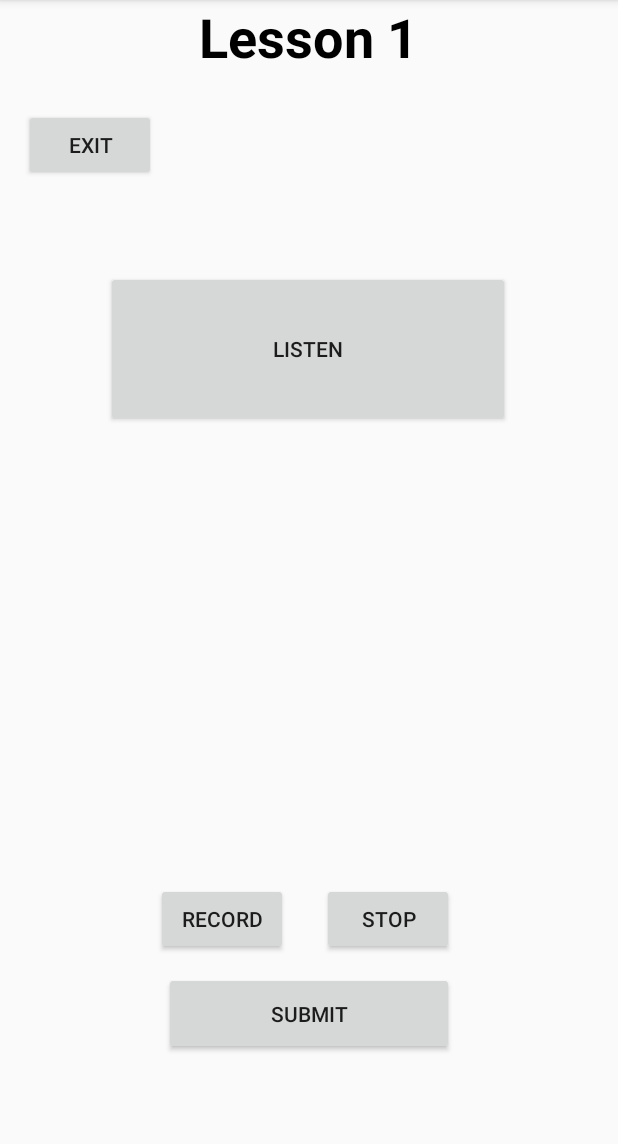
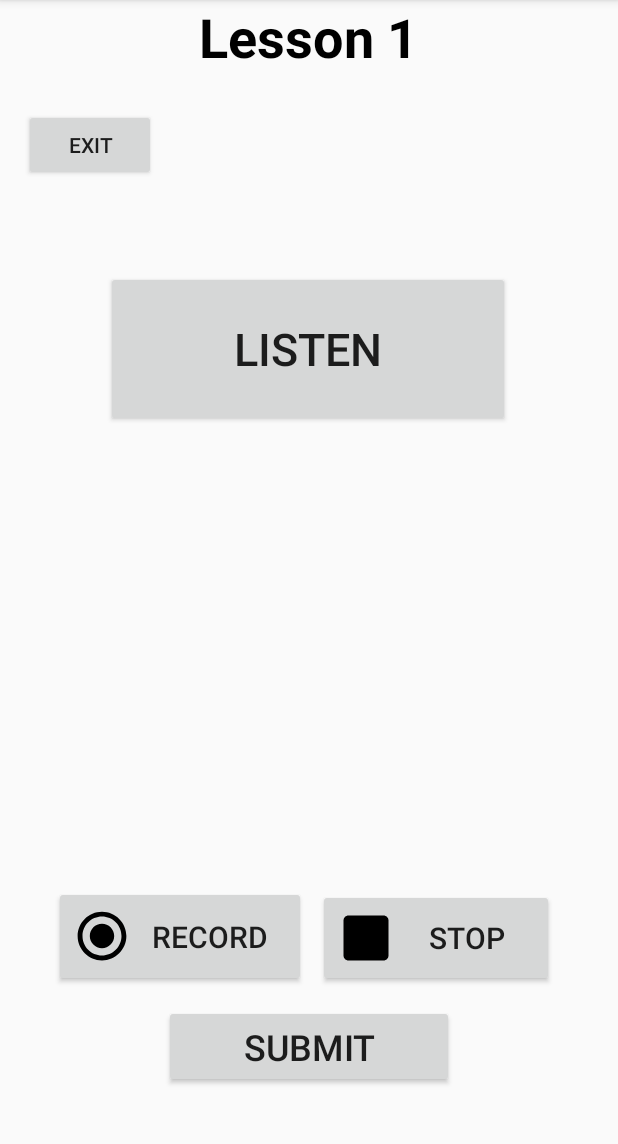
Before and after one commit to malcolmrjones/pronounce.it, an Android app: the LessonActivity screen opened directly, with no data from a screen before it, after a tap on "RECORD", on a phone screen of 412 x 824 dp, the part 84-1228 px from its top. Run offline under Robolectric (Android 15) with nearby library versions, the phone set to English and light mode, and no system bars.

Commit message:
Added android built in speech to text

```diff
--- a/app/src/main/java/pronounce/app/LessonActivity.java
+++ b/app/src/main/java/pronounce/app/LessonActivity.java
@@ -7,6 +7,7 @@ import android.media.MediaPlayer;
 import android.media.MediaRecorder;
 import android.os.Bundle;
 import android.os.Environment;
+import android.speech.RecognizerIntent;
 import android.view.*;
 import android.view.View.*;
 import android.widget.Button;
@@ -16,6 +17,8 @@ import org.w3c.dom.Text;
 
 import java.io.File;
 import java.io.IOException;
+import java.util.ArrayList;
+import java.util.Locale;
 
 import backend.Lesson;
 import backend.LessonListES;
@@ -25,11 +28,15 @@ public class LessonActivity extends AppCompatActivity {
     private LessonListES currentList;
     private Lesson currentLesson;
     private String currentSentence;
+    private String userInput;
 
     @Override
     protected void onCreate(Bundle savedInstanceState) {
         super.onCreate(savedInstanceState);
         setContentView(R.layout.activity_lesson);
+
+        userInput = "";
+
         TextView title = (TextView)findViewById(R.id.textView2);
         Button button_exit = (Button)findViewById(R.id.button_exit);
         Button button_listen = (Button)findViewById(R.id.button_listen);
@@ -46,44 +53,44 @@ public class LessonActivity extends AppCompatActivity {
         currentLesson.pickSentence();
         currentSentence = currentLesson.getSentence();
 
-        button_record.setOnClickListener(new OnClickListener() {
-            public void onClick(View v) {
-                System.out.println("Recording audio...");
-                final MediaRecorder recorder = new MediaRecorder();
-                recorder.setAudioSource(MediaRecorder.AudioSource.MIC);
-                recorder.setOutputFormat(MediaRecorder.OutputFormat.MPEG_4);
-                recorder.setAudioEncoder(MediaRecorder.AudioEncoder.AAC);
-                recorder.setAudioEncodingBitRate(128000);
-                recorder.setAudioSamplingRate(44100);
-                System.out.println(Environment.getExternalStorageDirectory().getAbsolutePath());
-                File yourFile = new File(Environment.getExternalStorageDirectory().getAbsolutePath() + "/aud.mp4");
-                try {
-                    yourFile.createNewFile();
-                    recorder.setOutputFile(yourFile.getAbsolutePath());
-                } catch (IOException e) {
-                    e.printStackTrace();
-                }
-
-                try {
-                    recorder.prepare();
-                    recorder.start();
-                } catch (IOException e) {
-                    e.printStackTrace();
-                }
-
-
-
-                Button button_stop = (Button)findViewById(R.id.button_stop);
-                button_stop.setOnClickListener(new OnClickListener() {
-                    public void onClick(View v) {
-                        recorder.stop();
-                        recorder.reset();
-                        recorder.release();
-                        System.out.println("Recording stopped...");
-                    }
-                });
-            }
-        });
+//        button_record.setOnClickListener(new OnClickListener() {
+//            public void onClick(View v) {
+//                System.out.println("Recording audio...");
+//                final MediaRecorder recorder = new MediaRecorder();
+//                recorder.setAudioSource(MediaRecorder.AudioSource.MIC);
+//                recorder.setOutputFormat(MediaRecorder.OutputFormat.MPEG_4);
+//                recorder.setAudioEncoder(MediaRecorder.AudioEncoder.AAC);
+//                recorder.setAudioEncodingBitRate(128000);
+//                recorder.setAudioSamplingRate(44100);
+//                System.out.println(Environment.getExternalStorageDirectory().getAbsolutePath());
+//                File yourFile = new File(Environment.getExternalStorageDirectory().getAbsolutePath() + "/aud.mp4");
+//                try {
+//                    yourFile.createNewFile();
+//                    recorder.setOutputFile(yourFile.getAbsolutePath());
+//                } catch (IOException e) {
+//                    e.printStackTrace();
+//                }
+//
+//                try {
+//                    recorder.prepare();
+//                    recorder.start();
+//                } catch (IOException e) {
+//                    e.printStackTrace();
+//                }
+//
+//
+//
+//                Button button_stop = (Button)findViewById(R.id.button_stop);
+//                button_stop.setOnClickListener(new OnClickListener() {
+//                    public void onClick(View v) {
+//                        recorder.stop();
+//                        recorder.reset();
+//                        recorder.release();
+//                        System.out.println("Recording stopped...");
+//                    }
+//                });
+//            }
+//        });
 
 
     }
@@ -91,6 +98,37 @@ public class LessonActivity extends AppCompatActivity {
         Intent exitToLessonPage = new Intent(this, LessonSelector.class);
         startActivity(exitToLessonPage);
         // System.out.println("Exit lesson...");
+    }
+
+    public void onClickRecord(View v) {
+        Intent intent = new Intent(RecognizerIntent.ACTION_RECOGNIZE_SPEECH);
+        intent.putExtra(RecognizerIntent.EXTRA_LANGUAGE_MODEL, RecognizerIntent.LANGUAGE_MODEL_FREE_FORM);
+
+        Locale spanish = new Locale("es", "ES");
+        intent.putExtra(RecognizerIntent.EXTRA_LANGUAGE, spanish);
+
+        if(intent.resolveActivity(getPackageManager()) != null) {
+            startActivityForResult(intent, 10);
+        }
+        else {
+            System.out.println("This Device Does Not Support Speech to Text");
+        }
+
+    }
+
+    @Override
+    protected void onActivityResult(int requestCode, int resultCode, Intent data) {
+        super.onActivityResult(requestCode, resultCode, data);
+
+        switch(requestCode) {
+            case 10:
+                if(resultCode == RESULT_OK && data != null) {
+                    ArrayList<String> result =  data.getStringArrayListExtra(RecognizerIntent.EXTRA_RESULTS);
+                    System.out.println("RESULTS: " + result.get(0));
+                    userInput = result.get(0);
+                }
+                break;
+        }
     }
 
     public void onClickPlay(View v) {
@@ -117,6 +155,7 @@ public class LessonActivity extends AppCompatActivity {
     public void onClickSubmit(View v) {
         Intent submitForResults = new Intent(this, ResultsActivity.class);
         submitForResults.putExtra("Lesson", currentLesson);
+        submitForResults.putExtra("User Input", userInput);
         startActivity(submitForResults);
     }
 }
--- a/app/src/main/java/pronounce/app/ResultsActivity.java
+++ b/app/src/main/java/pronounce/app/ResultsActivity.java
@@ -25,15 +25,13 @@ public class ResultsActivity extends AppCompatActivity {
 
         labelScore = (TextView) findViewById(R.id.label_score);
         labelSentence = (TextView) findViewById(R.id.label_sentence);
-        labelSentence = (TextView) findViewById(R.id.label_translationtext);
 
         currentLesson = (Lesson)getIntent().getSerializableExtra("Lesson");
-        result = currentLesson.checkAccuracy(currentLesson.getSentence(), "");
+        result = currentLesson.checkAccuracy(currentLesson.getSentence(), getIntent().getStringExtra("User Input"));
         labelScore.setText( result.getNumberIncorrect() + "/" + result.getNumberTotalWords());
         currentLesson.evaluateWord(currentLesson.getSentence());
 
         labelSentence.setText(currentLesson.getSentence());
-        labelTranslationText.setText(currentLesson.get);
 
     }
 
--- /dev/null
+++ b/app/src/main/res/drawable/ic__ionicons_svg_md_radio_button_on.xml
@@ -0,0 +1,4 @@
+<vector android:height="40dp" android:viewportHeight="512"
+    android:viewportWidth="512" android:width="40dp" xmlns:android="http://schemas.android.com/apk/res/android">
+    <path android:fillColor="#FF000000" android:pathData="M256,152c-57.2,0 -104,46.8 -104,104s46.8,104 104,104 104,-46.8 104,-104 -46.8,-104 -104,-104zM256,48C141.601,48 48,141.601 48,256s93.601,208 208,208 208,-93.601 208,-208S370.399,48 256,48zM256,422.4c-91.518,0 -166.4,-74.883 -166.4,-166.4S164.482,89.6 256,89.6 422.4,164.482 422.4,256 347.518,422.4 256,422.4z"/>
+</vector>
--- /dev/null
+++ b/app/src/main/res/drawable/ic__ionicons_svg_md_square.xml
@@ -0,0 +1,4 @@
+<vector android:height="40dp" android:viewportHeight="512"
+    android:viewportWidth="512" android:width="40dp" xmlns:android="http://schemas.android.com/apk/res/android">
+    <path android:fillColor="#FF000000" android:pathData="M405.333,64H106.667C83.198,64 64,83.198 64,106.667v298.666C64,428.802 83.198,448 106.667,448h298.666C428.802,448 448,428.802 448,405.333V106.667C448,83.198 428.802,64 405.333,64z"/>
+</vector>
--- /dev/null
+++ b/app/src/main/res/drawable/mic_icon.xml
@@ -0,0 +1,4 @@
+<vector android:height="40dp" android:viewportHeight="512"
+    android:viewportWidth="512" android:width="40dp" xmlns:android="http://schemas.android.com/apk/res/android">
+    <path android:fillColor="#FF000000" android:pathData="M384,112V84.4c0,-29 -24.5,-52.4 -54.8,-52.4H182.9C152.5,32 128,55.4 128,84.4V112h152v37H128v43h152v37H128v43h152v37H128v41.8c0,29 24.5,52.2 54.9,52.2H213v77h86v-77h30.2c30.3,0 54.8,-23.2 54.8,-52.2V309h-56v-37h56v-43h-56v-37h56v-43h-56v-37h56z"/>
+</vector>
--- a/app/src/main/res/layout/activity_lesson.xml
+++ b/app/src/main/res/layout/activity_lesson.xml
@@ -9,8 +9,8 @@
     <androidx.constraintlayout.widget.ConstraintLayout
         android:layout_width="match_parent"
         android:layout_height="match_parent"
-        tools:layout_editor_absoluteX="1dp"
-        tools:layout_editor_absoluteY="1dp">
+        tools:layout_editor_absoluteX="-197dp"
+        tools:layout_editor_absoluteY="0dp">
 
         <TextView
             android:id="@+id/textView2"
@@ -32,6 +32,7 @@
             android:layout_marginStart="36dp"
             android:onClick="onClickPlay"
             android:text="@string/listen"
+            android:textSize="30sp"
             app:layout_constraintBottom_toBottomOf="parent"
             app:layout_constraintEnd_toEndOf="parent"
             app:layout_constraintHorizontal_bias="0.326"
@@ -41,29 +42,29 @@
 
         <Button
             android:id="@+id/button_record"
-            android:layout_width="wrap_content"
-            android:layout_height="wrap_content"
-            android:layout_marginBottom="92dp"
+            android:layout_width="168dp"
+            android:layout_height="67dp"
+            android:layout_marginStart="36dp"
+            android:layout_marginBottom="12dp"
+            android:drawableLeft="@drawable/ic__ionicons_svg_md_radio_button_on"
+            android:onClick="onClickRecord"
             android:text="@string/record"
-            app:layout_constraintBottom_toBottomOf="parent"
-            app:layout_constraintEnd_toEndOf="parent"
-            app:layout_constraintHorizontal_bias="0.321"
-            app:layout_constraintStart_toStartOf="parent"
-            app:layout_constraintTop_toTopOf="parent"
-            app:layout_constraintVertical_bias="0.937" />
+            android:textSize="20sp"
+            app:layout_constraintBottom_toTopOf="@+id/button_submit"
+            app:layout_constraintStart_toStartOf="parent" />
 
         <Button
             android:id="@+id/button_stop"
-            android:layout_width="wrap_content"
-            android:layout_height="wrap_content"
-            android:layout_marginBottom="92dp"
+            android:layout_width="157dp"
+            android:layout_height="65dp"
+            android:layout_marginStart="8dp"
+            android:drawableLeft="@drawable/ic__ionicons_svg_md_square"
             android:text="@string/stop"
-            app:layout_constraintBottom_toBottomOf="parent"
+            android:textSize="20sp"
+            app:layout_constraintBottom_toBottomOf="@+id/button_record"
             app:layout_constraintEnd_toEndOf="parent"
-            app:layout_constraintHorizontal_bias="0.663"
-            app:layout_constraintStart_toStartOf="parent"
-            app:layout_constraintTop_toTopOf="parent"
-            app:layout_constraintVertical_bias="0.937" />
+            app:layout_constraintHorizontal_bias="0.0"
+            app:layout_constraintStart_toEndOf="@+id/button_record" />
 
         <Button
             android:id="@+id/button_exit"
@@ -84,21 +85,27 @@
             android:layout_height="55dp"
             android:onClick="onClickSubmit"
             android:text="Submit"
+            android:textSize="24sp"
             app:layout_constraintBottom_toBottomOf="parent"
             app:layout_constraintEnd_toEndOf="parent"
             app:layout_constraintStart_toStartOf="parent"
             app:layout_constraintTop_toTopOf="@+id/textView2"
-            app:layout_constraintVertical_bias="0.909" />
+            app:layout_constraintVertical_bias="0.94" />
 
         <TextView
             android:id="@+id/label_word"
             android:layout_width="234dp"
             android:layout_height="60dp"
+            android:textAlignment="center"
+            android:textColor="#000000"
+            android:textSize="30sp"
+            android:textStyle="bold"
             app:layout_constraintBottom_toBottomOf="parent"
             app:layout_constraintEnd_toEndOf="parent"
             app:layout_constraintHorizontal_bias="0.497"
             app:layout_constraintStart_toStartOf="parent"
             app:layout_constraintTop_toBottomOf="@+id/textView2"
             app:layout_constraintVertical_bias="0.397" />
+
     </androidx.constraintlayout.widget.ConstraintLayout>
 </androidx.constraintlayout.widget.ConstraintLayout>
```
Also changed, not shown: app/src/main/res/layout/activity_results.xml (+0 -23 lines), app/src/main/java/backend/Lesson.java (line endings or trailing spaces), 56 other files.
